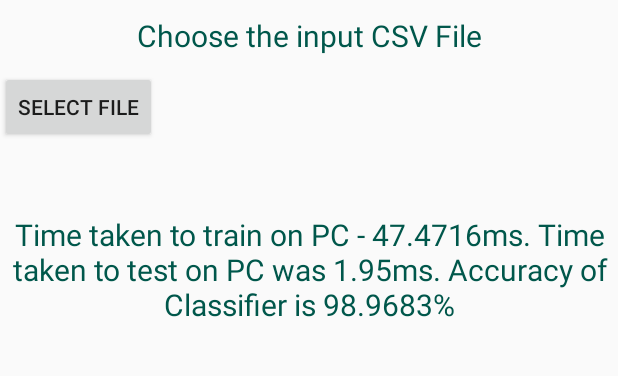
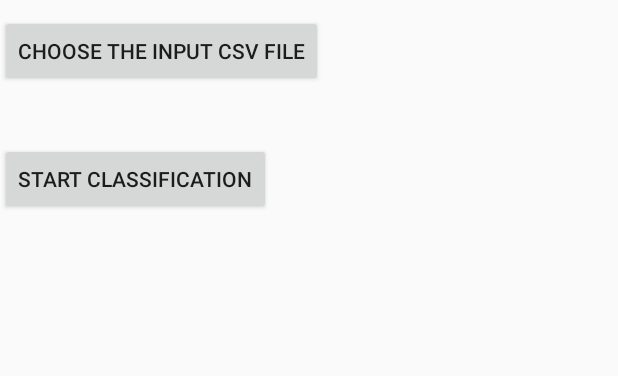
Before and after one commit to Tchinmai7/CSE535, an Android app: the screen it shows after launch (MainActivity), on a phone screen of 412 x 824 dp, the part 125-501 px from its top. Run offline under Robolectric (Android 15) with nearby library versions, the phone set to English and light mode, and no system bars; libraries missing offline, so code that uses them is left out: com.opencsv.

Commit message:
UI fixes for the assignment

```diff
--- a/Assignment2/ASL-Classifier/app/src/main/res/layout/activity_main.xml
+++ b/Assignment2/ASL-Classifier/app/src/main/res/layout/activity_main.xml
@@ -18,25 +18,31 @@
         android:textColor="@color/colorPrimaryDark"
         android:id="@+id/titleTV"/>
 
-    <TextView
-        android:layout_width="match_parent"
-        android:layout_height="wrap_content"
-        android:text="Choose the input CSV File"
-        android:layout_marginTop="10dp"
-        android:textSize="20sp"
-        android:textAlignment="center"
-        android:textColor="@color/colorPrimaryDark"
-        android:id="@+id/filePickerTv"
-        android:layout_below="@+id/titleTV"/>
     <Button
         android:layout_width="wrap_content"
         android:layout_height="wrap_content"
         android:id="@+id/fileButton"
         android:layout_marginTop="10dp"
         android:textAlignment="center"
-
-        android:layout_below="@+id/filePickerTv"
-        android:text="Select File"/>
+        android:layout_below="@+id/titleTV"
+        android:text="Choose the input CSV File"/>
+    <TextView
+        android:layout_width="wrap_content"
+        android:layout_height="wrap_content"
+        android:id="@+id/fileName"
+        android:textSize="20sp"
+        android:textAlignment="center"
+        android:textColor="@color/colorPrimaryDark"
+        android:layout_below="@+id/fileButton"/>
+    <Button
+        android:layout_width="wrap_content"
+        android:layout_height="wrap_content"
+        android:id="@+id/classifyButton"
+        android:layout_marginTop="10dp"
+        android:textAlignment="center"
+        android:layout_below="@+id/fileName"
+        android:text="Start Classification"
+        />
     <TextView
         android:layout_width="match_parent"
         android:layout_height="wrap_content"
@@ -45,7 +51,7 @@
         android:textSize="20sp"
         android:textColor="@color/colorPrimaryDark"
         android:id="@+id/resultTV"
-        android:layout_below="@+id/fileButton"
+        android:layout_below="@+id/classifyButton"
         />
     <TextView
         android:layout_width="match_parent"
@@ -55,6 +61,7 @@
         android:layout_below="@+id/resultTV"
         android:textSize="20sp"
         android:layout_marginTop="10dp"
+        android:visibility="gone"
         android:textAlignment="center"
         android:text="Time taken to train on PC - 47.4716ms. Time taken to test on PC was 1.95ms. Accuracy of Classifier is 98.9683%"/>
     <TextView
@@ -67,9 +74,10 @@
         android:id="@+id/metricsTv"
         android:layout_below="@+id/pcmetricsTV"/>
     <VideoView
-        android:layout_width="match_parent"
+        android:layout_width="wrap_content"
         android:layout_height="200dp"
         android:id="@+id/actualVideo"
+        android:layout_margin="10dp"
         android:visibility="gone"
         android:layout_below="@+id/metricsTv"
         />
```
Also changed, not shown: Assignment2/ASL-Classifier/app/src/main/java/com/cse535/aslclassifier/MainActivity.java (+42 -18 lines), 2 other files.
